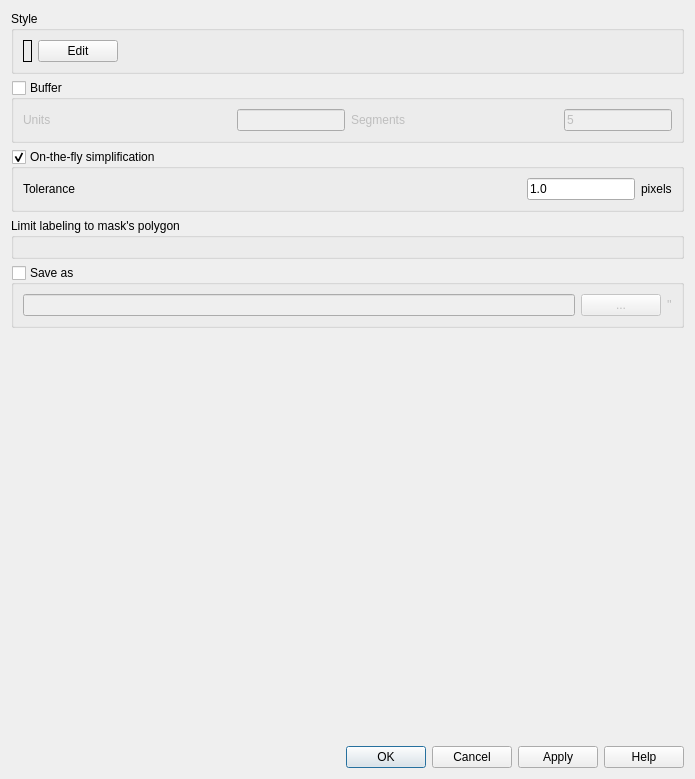
aeag/mask, file mask/ui/ui_plugin_mask.ui: the form before one commit.
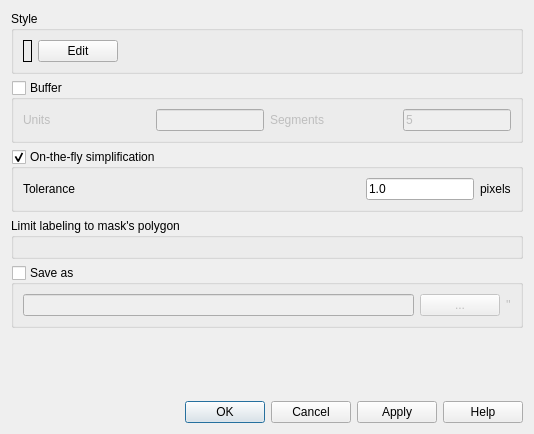
The form after the commit.

Diff of the .ui file:
```diff
--- a/mask/ui/ui_plugin_mask.ui
+++ b/mask/ui/ui_plugin_mask.ui
@@ -6,8 +6,8 @@
    <rect>
     <x>0</x>
     <y>0</y>
-    <width>695</width>
-    <height>779</height>
+    <width>534</width>
+    <height>434</height>
    </rect>
   </property>
   <property name="windowTitle">
```
